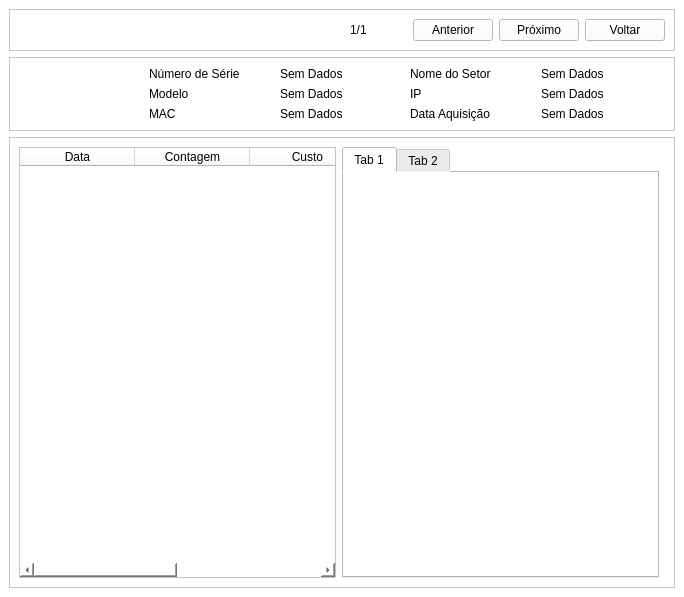
Old version of the form View/Telas/TelaRelatorio.ui in the repository Blastoles/ProjetoSCGI.
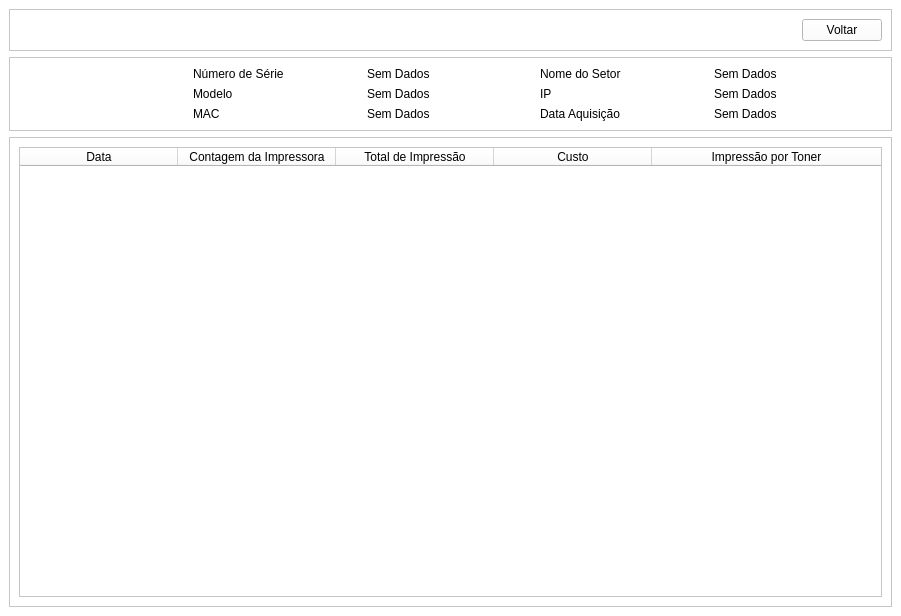
New version of the form. Icons and pictures are not drawn. Custom widgets are drawn as their Qt base class.

```diff
--- a/View/Telas/TelaRelatorio.ui
+++ b/View/Telas/TelaRelatorio.ui
@@ -6,8 +6,8 @@
    <rect>
     <x>0</x>
     <y>0</y>
-    <width>684</width>
-    <height>597</height>
+    <width>901</width>
+    <height>616</height>
    </rect>
   </property>
   <property name="windowTitle">
@@ -18,94 +18,7 @@
   </property>
   <widget class="QWidget" name="centralwidget">
    <layout class="QGridLayout" name="gridLayout_2">
-    <item row="0" column="0">
-     <widget class="QFrame" name="frame">
-      <property name="sizePolicy">
-       <sizepolicy hsizetype="Preferred" vsizetype="Maximum">
-        <horstretch>0</horstretch>
-        <verstretch>0</verstretch>
-       </sizepolicy>
-      </property>
-      <property name="frameShape">
-       <enum>QFrame::StyledPanel</enum>
-      </property>
-      <property name="frameShadow">
-       <enum>QFrame::Raised</enum>
-      </property>
-      <layout class="QHBoxLayout" name="horizontalLayout">
-       <item>
-        <spacer name="horizontalSpacer_2">
-         <property name="orientation">
-          <enum>Qt::Horizontal</enum>
-         </property>
-         <property name="sizeHint" stdset="0">
-          <size>
-           <width>40</width>
-           <height>20</height>
-          </size>
-         </property>
-        </spacer>
-       </item>
-       <item>
-        <widget class="QLabel" name="TX_ContPagina">
-         <property name="text">
-          <string>1/1</string>
-         </property>
-        </widget>
-       </item>
-       <item>
-        <spacer name="horizontalSpacer">
-         <property name="orientation">
-          <enum>Qt::Horizontal</enum>
-         </property>
-         <property name="sizeType">
-          <enum>QSizePolicy::Minimum</enum>
-         </property>
-         <property name="sizeHint" stdset="0">
-          <size>
-           <width>40</width>
-           <height>20</height>
-          </size>
-         </property>
-        </spacer>
-       </item>
-       <item>
-        <widget class="QPushButton" name="BT_Anterior">
-         <property name="text">
-          <string>Anterior</string>
-         </property>
-         <property name="icon">
-          <iconset>
-           <normaloff>../Arte/anterior.ico</normaloff>../Arte/anterior.ico</iconset>
-         </property>
-        </widget>
-       </item>
-       <item>
-        <widget class="QPushButton" name="BT_Proximo">
-         <property name="text">
-          <string>Próximo</string>
-         </property>
-         <property name="icon">
-          <iconset>
-           <normaloff>../Arte/proximo.ico</normaloff>../Arte/proximo.ico</iconset>
-         </property>
-        </widget>
-       </item>
-       <item>
-        <widget class="QPushButton" name="BT_Voltar">
-         <property name="text">
-          <string>Voltar</string>
-         </property>
-         <property name="icon">
-          <iconset>
-           <normaloff>../../../../.designer/Arte/3643764-back-backward-left-reply-turn_113415.ico</normaloff>../../../../.designer/Arte/3643764-back-backward-left-reply-turn_113415.ico</iconset>
-         </property>
-        </widget>
-       </item>
-      </layout>
-     </widget>
-    </item>
-    <item row="1" column="0">
+    <item row="2" column="0" colspan="2">
      <widget class="QFrame" name="frame_2">
       <property name="frameShape">
        <enum>QFrame::StyledPanel</enum>
@@ -147,6 +60,12 @@
          <property name="acceptDrops">
           <bool>true</bool>
          </property>
+         <property name="autoFillBackground">
+          <bool>false</bool>
+         </property>
+         <property name="frameShape">
+          <enum>QFrame::NoFrame</enum>
+         </property>
          <property name="text">
           <string/>
          </property>
@@ -226,7 +145,7 @@
       </layout>
      </widget>
     </item>
-    <item row="2" column="0">
+    <item row="3" column="0" colspan="2">
      <widget class="QFrame" name="frame_3">
       <property name="frameShape">
        <enum>QFrame::StyledPanel</enum>
@@ -238,7 +157,7 @@
        <item row="0" column="1">
         <widget class="QTableWidget" name="tableWidget">
          <attribute name="horizontalHeaderDefaultSectionSize">
-          <number>115</number>
+          <number>158</number>
          </attribute>
          <attribute name="horizontalHeaderShowSortIndicator" stdset="0">
           <bool>false</bool>
@@ -253,7 +172,12 @@
          </column>
          <column>
           <property name="text">
-           <string>Contagem</string>
+           <string>Contagem da Impressora</string>
+          </property>
+         </column>
+         <column>
+          <property name="text">
+           <string>Total de Impressão</string>
           </property>
          </column>
          <column>
@@ -268,21 +192,46 @@
          </column>
         </widget>
        </item>
-       <item row="0" column="3">
-        <widget class="Grafico" name="grafico" native="true"/>
+      </layout>
+     </widget>
+    </item>
+    <item row="0" column="0" colspan="2">
+     <widget class="QFrame" name="frame">
+      <property name="sizePolicy">
+       <sizepolicy hsizetype="Preferred" vsizetype="Maximum">
+        <horstretch>0</horstretch>
+        <verstretch>0</verstretch>
+       </sizepolicy>
+      </property>
+      <property name="frameShape">
+       <enum>QFrame::StyledPanel</enum>
+      </property>
+      <property name="frameShadow">
+       <enum>QFrame::Raised</enum>
+      </property>
+      <layout class="QHBoxLayout" name="horizontalLayout">
+       <item>
+        <spacer name="horizontalSpacer">
+         <property name="orientation">
+          <enum>Qt::Horizontal</enum>
+         </property>
+         <property name="sizeHint" stdset="0">
+          <size>
+           <width>40</width>
+           <height>20</height>
+          </size>
+         </property>
+        </spacer>
        </item>
-       <item row="0" column="2">
-        <widget class="QTabWidget" name="tabWidget">
-         <widget class="QWidget" name="tab">
-          <attribute name="title">
-           <string>Tab 1</string>
-          </attribute>
-         </widget>
-         <widget class="QWidget" name="tab_2">
-          <attribute name="title">
-           <string>Tab 2</string>
-          </attribute>
-         </widget>
+       <item>
+        <widget class="QPushButton" name="BT_Voltar">
+         <property name="text">
+          <string>Voltar</string>
+         </property>
+         <property name="icon">
+          <iconset>
+           <normaloff>../Arte/3643764-back-backward-left-reply-turn_113415.ico</normaloff>../Arte/3643764-back-backward-left-reply-turn_113415.ico</iconset>
+         </property>
         </widget>
        </item>
       </layout>
@@ -291,14 +240,6 @@
    </layout>
   </widget>
  </widget>
- <customwidgets>
-  <customwidget>
-   <class>Grafico</class>
-   <extends>QWidget</extends>
-   <header location="global">grafico.h</header>
-   <container>1</container>
-  </customwidget>
- </customwidgets>
  <tabstops>
   <tabstop>BT_Voltar</tabstop>
  </tabstops>
```
Left out of the diff: 66 changed lines with no effect on the pictures.
